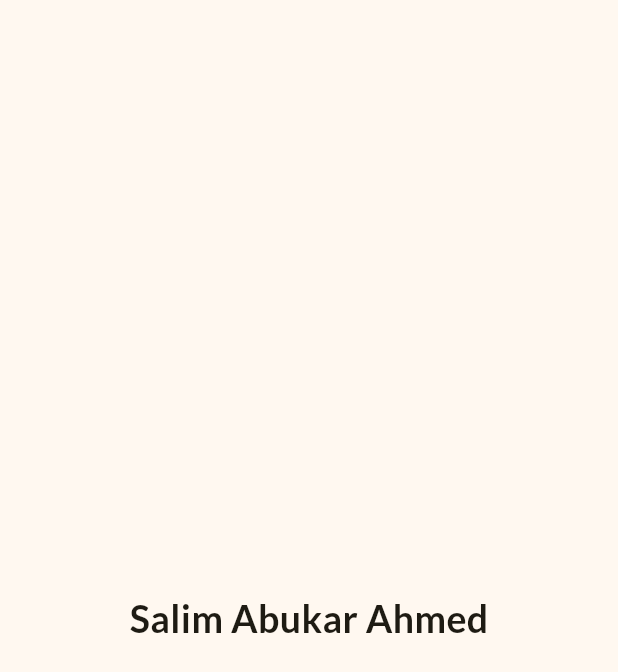
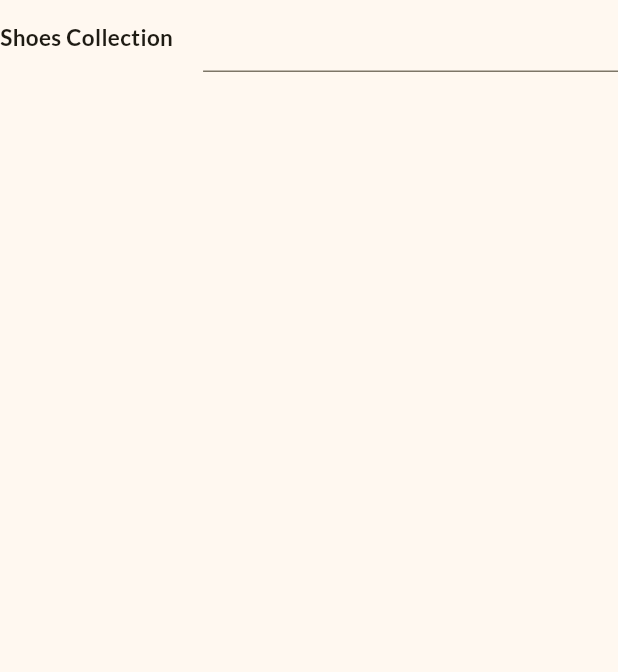
Before and after one commit to Saliim242/Shopping-application, a Flutter app: the screen it shows after launch, on a phone screen of 412 x 824 dp. Shown: the top 672 px of the screen. Run offline on Flutter 3.47's test engine with Material 3 defaults, Android fonts, the phone set to English and light mode, and no system bars.

Commit message:
"home page changes"

```diff
--- a/lib/home_page.dart
+++ b/lib/home_page.dart
@@ -6,13 +6,25 @@ class HomePage extends StatelessWidget {
   @override
   Widget build(BuildContext context) {
     return Scaffold(
-      body: Center(
-          child: Text("Salim Abukar Ahmed",
-              style: TextStyle(
-                fontSize: 25,
-                fontFamily: "Lato",
-                fontWeight: FontWeight.bold,
-              ))),
+      body: Column(
+        children: [
+          Row(
+            children: [
+              Text(
+                "Shoes Collection",
+                style: TextStyle(
+                  fontSize: 15,
+                  fontWeight: FontWeight.bold,
+                ),
+              ),
+              SizedBox(width: 20),
+              Expanded(
+                child: TextField(),
+              )
+            ],
+          )
+        ],
+      ),
     );
   }
 }
```
